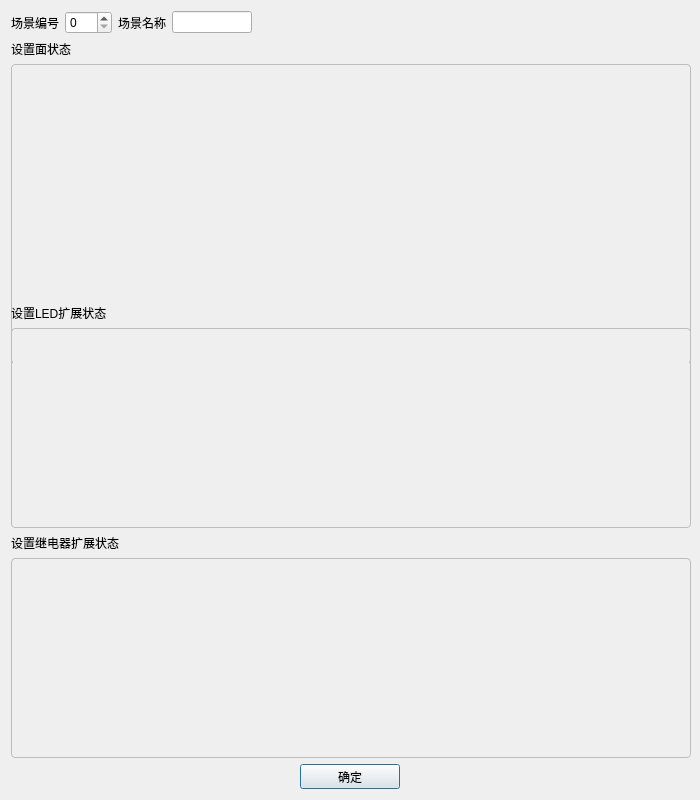
The window that Config_Tool/app/app_sel_set_scene.ui (kepler-444b/AODSN_Config_Tool) describes before a commit, drawn with Qt 5.
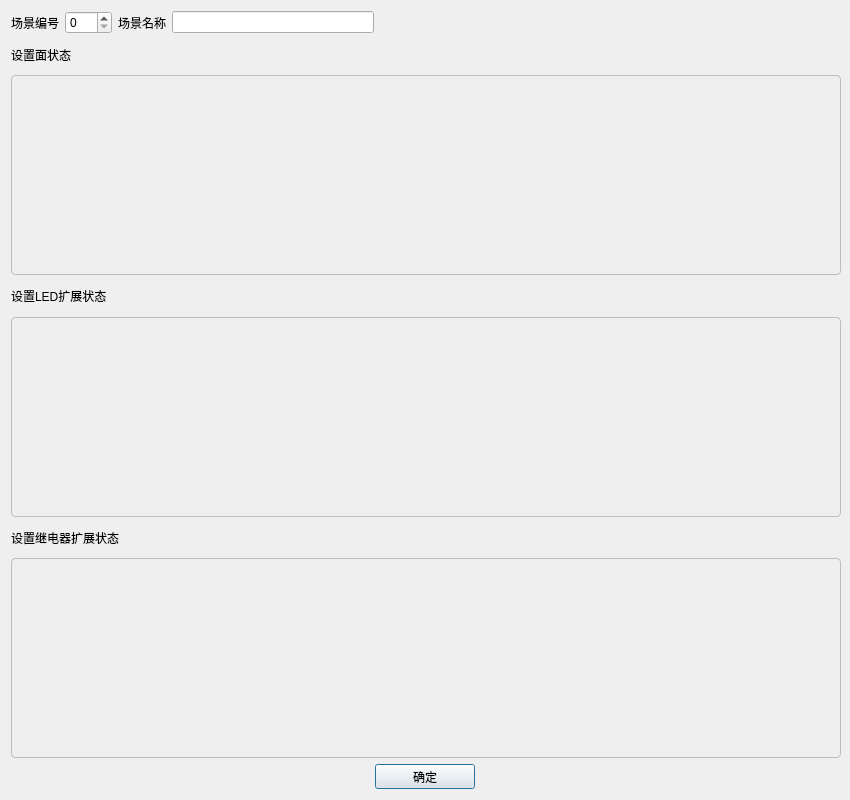
The same window after the commit.

Diff of the .ui file:
```diff
--- a/Config_Tool/app/app_sel_set_scene.ui
+++ b/Config_Tool/app/app_sel_set_scene.ui
@@ -6,19 +6,19 @@
    <rect>
     <x>0</x>
     <y>0</y>
-    <width>700</width>
+    <width>850</width>
     <height>800</height>
    </rect>
   </property>
   <property name="minimumSize">
    <size>
-    <width>700</width>
+    <width>850</width>
     <height>800</height>
    </size>
   </property>
   <property name="maximumSize">
    <size>
-    <width>700</width>
+    <width>850</width>
     <height>800</height>
    </size>
   </property>
@@ -80,14 +80,14 @@
       <widget class="QScrollArea" name="scrollArea">
        <property name="minimumSize">
         <size>
-         <width>680</width>
-         <height>300</height>
+         <width>830</width>
+         <height>200</height>
         </size>
        </property>
        <property name="maximumSize">
         <size>
-         <width>680</width>
-         <height>300</height>
+         <width>830</width>
+         <height>200</height>
         </size>
        </property>
        <property name="styleSheet">
@@ -105,8 +105,8 @@
          <rect>
           <x>0</x>
           <y>0</y>
-          <width>676</width>
-          <height>296</height>
+          <width>826</width>
+          <height>196</height>
          </rect>
         </property>
        </widget>
@@ -127,13 +127,13 @@
       <widget class="QScrollArea" name="scrollArea_led">
        <property name="minimumSize">
         <size>
-         <width>680</width>
+         <width>830</width>
          <height>200</height>
         </size>
        </property>
        <property name="maximumSize">
         <size>
-         <width>680</width>
+         <width>830</width>
          <height>200</height>
         </size>
        </property>
@@ -152,7 +152,7 @@
          <rect>
           <x>0</x>
           <y>0</y>
-          <width>676</width>
+          <width>826</width>
           <height>196</height>
          </rect>
         </property>
@@ -174,13 +174,13 @@
       <widget class="QScrollArea" name="scrollArea_relay">
        <property name="minimumSize">
         <size>
-         <width>680</width>
+         <width>830</width>
          <height>200</height>
         </size>
        </property>
        <property name="maximumSize">
         <size>
-         <width>680</width>
+         <width>830</width>
          <height>200</height>
         </size>
        </property>
@@ -199,7 +199,7 @@
          <rect>
           <x>0</x>
           <y>0</y>
-          <width>676</width>
+          <width>826</width>
           <height>196</height>
          </rect>
         </property>
```
